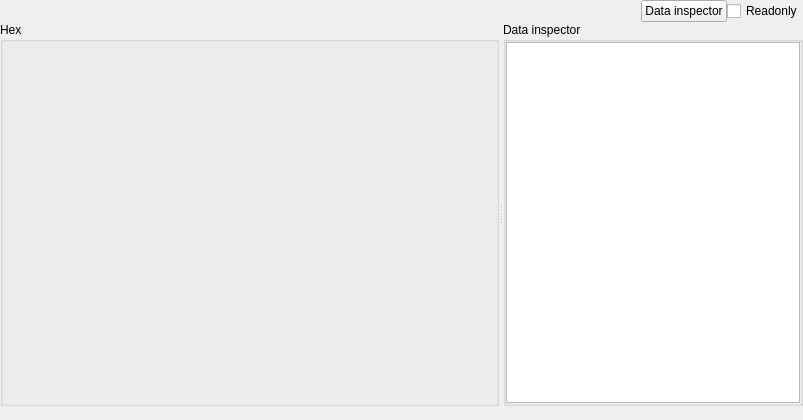
Above: xhexviewwidget.ui from horsicq/XHexView before the change. Below: the same form after it.
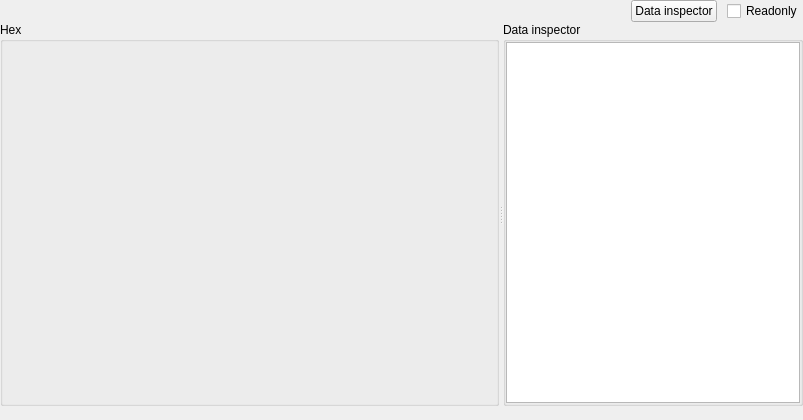
That is the form after the change. Custom widgets are drawn as their Qt base class.

```diff
--- a/xhexviewwidget.ui
+++ b/xhexviewwidget.ui
@@ -60,6 +60,22 @@
        </property>
       </widget>
      </item>
+     <item>
+      <spacer name="horizontalSpacer_2">
+       <property name="orientation">
+        <enum>Qt::Horizontal</enum>
+       </property>
+       <property name="sizeType">
+        <enum>QSizePolicy::Fixed</enum>
+       </property>
+       <property name="sizeHint" stdset="0">
+        <size>
+         <width>10</width>
+         <height>20</height>
+        </size>
+       </property>
+      </spacer>
+     </item>
      <item>
       <widget class="QCheckBox" name="checkBoxReadonly">
        <property name="text">
```
Left out of the diff: 6 changed lines with no effect on the pictures.
